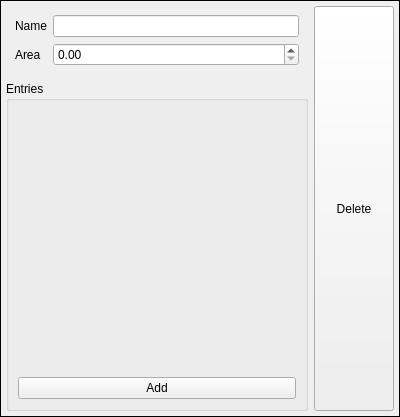
First picture: the form in src/view/celleffdatasetform.ui, repository daitenshionyan/vrfbcalc-cpp, before the edit.
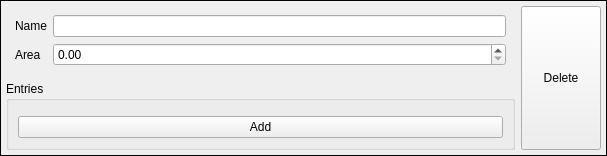
Second picture: the form after the edit.

Commit message: Fix widget sizing

```diff
--- a/src/view/celleffdatasetform.ui
+++ b/src/view/celleffdatasetform.ui
@@ -6,10 +6,16 @@
    <rect>
     <x>0</x>
     <y>0</y>
-    <width>400</width>
-    <height>417</height>
+    <width>607</width>
+    <height>152</height>
    </rect>
   </property>
+  <property name="sizePolicy">
+   <sizepolicy hsizetype="Preferred" vsizetype="Fixed">
+    <horstretch>0</horstretch>
+    <verstretch>0</verstretch>
+   </sizepolicy>
+  </property>
   <property name="windowTitle">
    <string>Form</string>
   </property>
```
